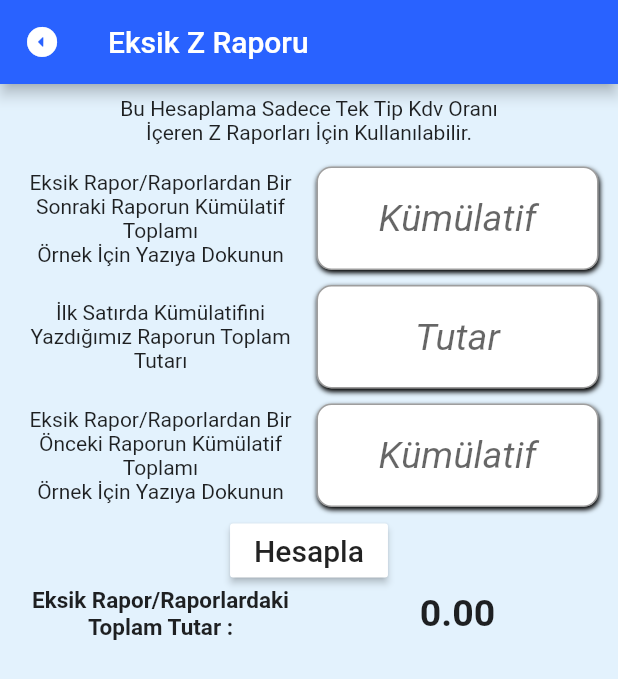
After one commit to batuhansavas-yilmaz/topluhesaplayici, a Flutter app: the screen it shows after launch, after a tap on "Eksik Z Raporu Bulma", on a phone screen of 412 x 824 dp. The commit adds this screen. Shown: the top 679 px of the screen. Run offline on Flutter 3.47's test engine with Material 2 defaults, Android fonts, the phone set to English and light mode, and no system bars; our stand-ins replace device_preview.

Commit message:
"eksik z raporu eklendi  "

```diff
--- a/lib/akvaryum.dart
+++ b/lib/akvaryum.dart
@@ -20,7 +20,7 @@ class _AquariumState extends State<Aquarium> {
   Widget build(BuildContext context) {
     return Scaffold(backgroundColor: Renkler.arkaPlanRenk,
       appBar: AppBar(
-        centerTitle:true,title:Text("Akvaryum"),
+        title:Text("Akvaryum"),
         leading: Transform(
           alignment: FractionalOffset.center,
           transform: Matrix4.rotationZ(-80.10),
@@ -169,9 +169,9 @@ class _AquariumState extends State<Aquarium> {
               children: [
                 Text(
                     "Akvaryumunuzun kapasitesi : ",
-                    style: TextStyle(fontSize: 20)),Text(
+                    style: TextStyle(fontSize: 20,fontWeight: FontWeight.bold)),Text(
                     "${sonuc.toStringAsFixed(2)} Litre ",
-                    style: TextStyle(fontSize: 20),textAlign: TextAlign.center,),
+                    style: TextStyle(fontSize: 20,fontWeight: FontWeight.bold),textAlign: TextAlign.center,),
               ],
             ),
           ),
--- a/lib/main.dart
+++ b/lib/main.dart
@@ -1,8 +1,10 @@
+
 import 'package:device_preview/device_preview.dart';
 import 'package:flutter/cupertino.dart';
 import 'package:flutter/foundation.dart';
 import 'package:flutter/material.dart';
 import 'package:toplu_hesaplayici/kdvHesaplayicisi.dart';
+import 'package:toplu_hesaplayici/zraporu.dart';
 import 'package:toplu_hesaplayici/vucutKitleEndeksi.dart';
 import 'GorevButonlari.dart';
 import 'akvaryum.dart';
@@ -14,16 +16,12 @@ void main() {
 class MyApp extends StatelessWidget {
   @override
   Widget build(BuildContext context) {
-    return DevicePreview(
-      enabled: !kReleaseMode,
-      builder: (context) => MaterialApp(
+    return MaterialApp(
         title: "HesapMatik",
-        locale: DevicePreview.of(context).locale,
-        builder: DevicePreview.appBuilder,
+
         debugShowCheckedModeBanner: false,
         home: HomePage(),
-      ),
-    );
+      );
   }
 }
 
@@ -127,18 +125,18 @@ class _HomePageState extends State<HomePage> {
           ),
           GorevButonlari(
             image: Image.asset(
-              "assets/uzunluk.png",
-              width: 75,
-              height: 75,
+              "assets/zraporu.png",
+              width: 85,
+              height: 85,
             ),
             text: Text(
-              "Uzunluk Ölçü Birimi Dönüştürücü",
-              style: TextStyle(fontSize: 14),
+              "Eksik Z Raporu Bulma",
+              style: TextStyle(fontSize: 15),
               textAlign: TextAlign.center,
             ),
             navigator: () {
               setState(() {
-                Navigator.push(context, CupertinoPageRoute(builder: (context)=>Aquarium()));
+                Navigator.push(context, CupertinoPageRoute(builder: (context)=>ZRaporu()));
               });
             },
           ),
--- a/lib/uzunluk.dart
+++ /dev/null
@@ -1 +0,0 @@
-import 'package:flutter/material.dart';
--- a/lib/vucutKitleEndeksi.dart
+++ b/lib/vucutKitleEndeksi.dart
@@ -148,7 +148,6 @@ class KitleEndeksiState extends State<KitleEndeksi> {
 
           Padding(
             padding: const EdgeInsets.only(left: 20,right:20,top:10),
-            child: Card(
             child: ListTile(
               leading: Text(
                 "Sonuç :",
@@ -160,7 +159,6 @@ class KitleEndeksiState extends State<KitleEndeksi> {
               title: Text(
                 sonuc.toStringAsFixed(2),
                 style: TextStyle(fontSize: 40),
-                ),
               ),
             ),
           ),
--- /dev/null
+++ b/lib/zraporu.dart
@@ -0,0 +1,236 @@
+import 'package:flutter/cupertino.dart';
+import 'package:flutter/material.dart';
+
+import 'main.dart';
+
+class ZRaporu extends StatefulWidget {
+  @override
+  _ZRaporuState createState() => _ZRaporuState();
+}
+
+class _ZRaporuState extends State<ZRaporu> {
+  TextEditingController k1 = TextEditingController(text: '');
+  TextEditingController k2 = TextEditingController(text: '');
+  TextEditingController tutar = TextEditingController(text: '');
+
+  double buyukKumul = 0.00;
+  double kucukKumul = 0.00;
+  double tuTar = 0.00;
+  double sonuc = 0.00;
+
+
+  @override
+  Widget build(BuildContext context) {
+    return Scaffold(
+      appBar: AppBar(
+        leading: Transform(
+          alignment: FractionalOffset.center,
+          transform: Matrix4.rotationZ(-80.10),
+          child: Container(
+            child: IconButton(
+                tooltip: "Geri",
+                icon: Icon(Icons.arrow_drop_down_circle_rounded),
+                onPressed: () {
+                  Navigator.pop(context);
+                }),
+          ),
+        ),
+        backgroundColor: Renkler.appBarRenk,
+        title: Text("Eksik Z Raporu"),
+      ),
+      backgroundColor: Renkler.arkaPlanRenk,
+      body: Column(children: [
+        Padding(
+          padding: const EdgeInsets.all(8.0),
+          child: Column(
+            children: [
+              Row(
+                mainAxisAlignment: MainAxisAlignment.center,
+                children: [
+                  Text(
+                    "Bu Hesaplama Sadece Tek Tip Kdv Oranı\nİçeren Z Raporları İçin Kullanılabilir.",
+                    textAlign: TextAlign.center,
+                  ),
+                ],
+              ),
+              SizedBox(
+                height: 10,
+              ),
+              Row(
+                children: [
+                  Expanded(
+                      child: GestureDetector( onTap: (){
+                        showCupertinoModalPopup(
+                          context: context,
+                          builder: (context) => AlertDialog(
+
+                              content:Text("Birden Fazla Raporu Bulmak İstiyorsak:\n - Eksik Raporlar'ın 10,11,12,13 no'lu raporlar olduğunu kabul edersek, buraya yazılacak olan kümülatif tutarı 14 no'lu rapordan alacağız. \n \nTek Bir Raporu Bulmak İstiyorsak:\n - Eksik Raporun 10 no'lu rapor olduğunu kabul edersek buraya yazılacak olan kümülatif tutarı 11 no'lu rapordan alacağız."),
+                              actions: [
+                                IconButton(
+                                  tooltip: "Kapat",
+                                  icon: Icon(Icons.close),
+                                  onPressed: () {
+                                    Navigator.pop(context);
+                                  },
+                                )
+                              ]));},
+                        child: Text(
+                    "Eksik Rapor/Raporlardan Bir Sonraki Raporun Kümülatif Toplamı\nÖrnek İçin Yazıya Dokunun",
+                    textAlign: TextAlign.center,
+                  ),
+                      )),
+                  Expanded(
+                    child: Padding(
+                      padding: const EdgeInsets.all(5.0),
+                      child: Container(
+                        decoration: BoxDecoration(
+                            boxShadow: [
+                              BoxShadow(
+                                  offset: Offset(0.50, 1.85), blurRadius: 2)
+                            ],
+                            color: Colors.white,
+                            borderRadius: BorderRadius.circular(10)),
+                        child: TextField(controller: k1,
+                          keyboardType: TextInputType.number,
+                          style: TextStyle(
+                              fontSize: 25, fontWeight: FontWeight.bold),
+                          decoration: InputDecoration(
+                            border: OutlineInputBorder(
+                              borderRadius: BorderRadius.circular(10),
+                            ),
+                            hintText: "Kümülatif",
+                            hintStyle: TextStyle(
+                                fontSize: 25,
+                                fontStyle: FontStyle.italic,
+                                fontWeight: FontWeight.normal),
+                          ),
+                          textAlign: TextAlign.center,
+                        ),
+                      ),
+                    ),
+                  ),
+                ],
+              ),
+              Row(
+                children: [
+                  Expanded(
+                      child: Text(
+                    "İlk Satırda Kümülatifini Yazdığımız Raporun Toplam Tutarı",
+                    textAlign: TextAlign.center,
+                  )),
+                  Expanded(
+                    child: Padding(
+                      padding: const EdgeInsets.all(5.0),
+                      child: Container(
+                        decoration: BoxDecoration(
+                            boxShadow: [
+                              BoxShadow(
+                                  offset: Offset(0.50, 1.85), blurRadius: 2)
+                            ],
+                            color: Colors.white,
+                            borderRadius: BorderRadius.circular(10)),
+                        child: TextField(controller:tutar,
+                          keyboardType: TextInputType.number,
+                          style: TextStyle(
+                              fontSize: 25, fontWeight: FontWeight.bold),
+                          decoration: InputDecoration(
+                            border: OutlineInputBorder(
+                              borderRadius: BorderRadius.circular(10),
+                            ),
+                            hintText: "Tutar",
+                            hintStyle: TextStyle(
+                                fontSize: 25,
+                                fontStyle: FontStyle.italic,
+                                fontWeight: FontWeight.normal),
+                          ),
+                          textAlign: TextAlign.center,
+                        ),
+                      ),
+                    ),
+                  ),
+                ],
+              ),
+              Row(
+                children: [
+                  Expanded(
+                      child: GestureDetector(onTap: (){
+                        showCupertinoModalPopup(
+                            context: context,
+                            builder: (context) => AlertDialog(
+
+                                content:Text("Birden Fazla Raporu Bulmak İstiyorsak:\n - Eksik Raporlar'ın 10,11,12,13 no'lu raporlar olduğunu kabul edersek, buraya yazılacak olan kümülatif tutarı 9 no'lu rapordan alacağız. \n \nTek Bir Raporu Bulmak İstiyorsak:\n - Eksik Raporun 20 no'lu rapor olduğunu kabul edersek buraya yazılacak olan kümülatif tutarı 19 no'lu rapordan alacağız."),
+                                actions: [
+                                  IconButton(
+                                    tooltip: "Kapat",
+                                    icon: Icon(Icons.close),
+                                    onPressed: () {
+                                      Navigator.pop(context);
+                                    },
+                                  )
+                                ]));},
+                        child: Text(
+                    "Eksik Rapor/Raporlardan Bir Önceki Raporun Kümülatif Toplamı\nÖrnek İçin Yazıya Dokunun",
+                    textAlign: TextAlign.center,
+                  ),
+                      )),
+                  Expanded(
+                    child: Padding(
+                      padding: const EdgeInsets.all(5.0),
+                      child: Container(
+                        decoration: BoxDecoration(
+                            boxShadow: [
+                              BoxShadow(
+                                  offset: Offset(0.50, 1.85), blurRadius: 2)
+                            ],
+                            color: Colors.white,
+                            borderRadius: BorderRadius.circular(10)),
+                        child: TextField(controller:k2,
+                          keyboardType: TextInputType.number,
+                          style: TextStyle(
+                              fontSize: 25, fontWeight: FontWeight.bold),
+                          decoration: InputDecoration(
+                            border: OutlineInputBorder(
+                              borderRadius: BorderRadius.circular(10),
+                            ),
+                            hintText: "Kümülatif",
+                            hintStyle: TextStyle(
+                                fontSize: 25,
+                                fontStyle: FontStyle.italic,
+                                fontWeight: FontWeight.normal),
+                          ),
+                          textAlign: TextAlign.center,
+                        ),
+                      ),
+                    ),
+                  ),
+                ],
+              ),
+              Row(mainAxisAlignment: MainAxisAlignment.center, children: [
+                RaisedButton(
+                  onPressed: () {setState(() {
+                    buyukKumul = double.parse(k1.text);
+                    kucukKumul = double.parse(k2.text);
+                    tuTar = double.parse(tutar.text);
+
+                    sonuc = ((buyukKumul-kucukKumul)-tuTar);
+                    FocusScope.of(context).requestFocus(new FocusNode());
+                  });},
+                  color: Colors.white,
+                  child: Text(
+                    "Hesapla",
+                    style: TextStyle(fontSize: 20),
+                  ),
+                ),
+              ]),
+              Row(children: [
+                Expanded(child: Text("Eksik Rapor/Raporlardaki Toplam Tutar :",textAlign:TextAlign.center,style: TextStyle(fontWeight: FontWeight.bold,fontSize: 15),)),
+                Expanded(child: Text(sonuc.toStringAsFixed(2),textAlign: TextAlign.center,style: TextStyle(fontWeight: FontWeight.bold,fontSize: 25))),
+
+              ])
+            ],
+          ),
+        ),
+      ]),
+    );
+  }
+}
```
Also changed, not shown: assets/zraporu.png (added). Lines whose indentation alone changed are shown as unchanged.
